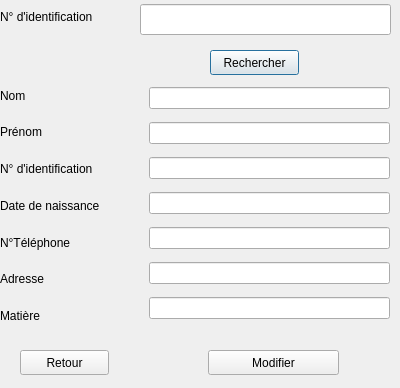
Above: c++_oussa/Professeur_UI/modifierprofesseur.ui from khadimkasse/projet_cpp_ndeye before the change. Below: the same form after it.
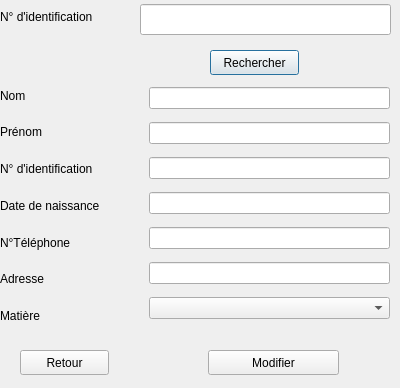
That is the form after the change.

Diff of the .ui file:
```diff
--- a/c++_oussa/Professeur_UI/modifierprofesseur.ui
+++ b/c++_oussa/Professeur_UI/modifierprofesseur.ui
@@ -116,7 +116,7 @@
      <widget class="QLineEdit" name="inputadresse"/>
     </item>
     <item>
-     <widget class="QLineEdit" name="inputmatiere"/>
+     <widget class="QComboBox" name="matieres"/>
     </item>
    </layout>
   </widget>
```
Left out of the diff: 2 changed lines with no effect on the pictures.
